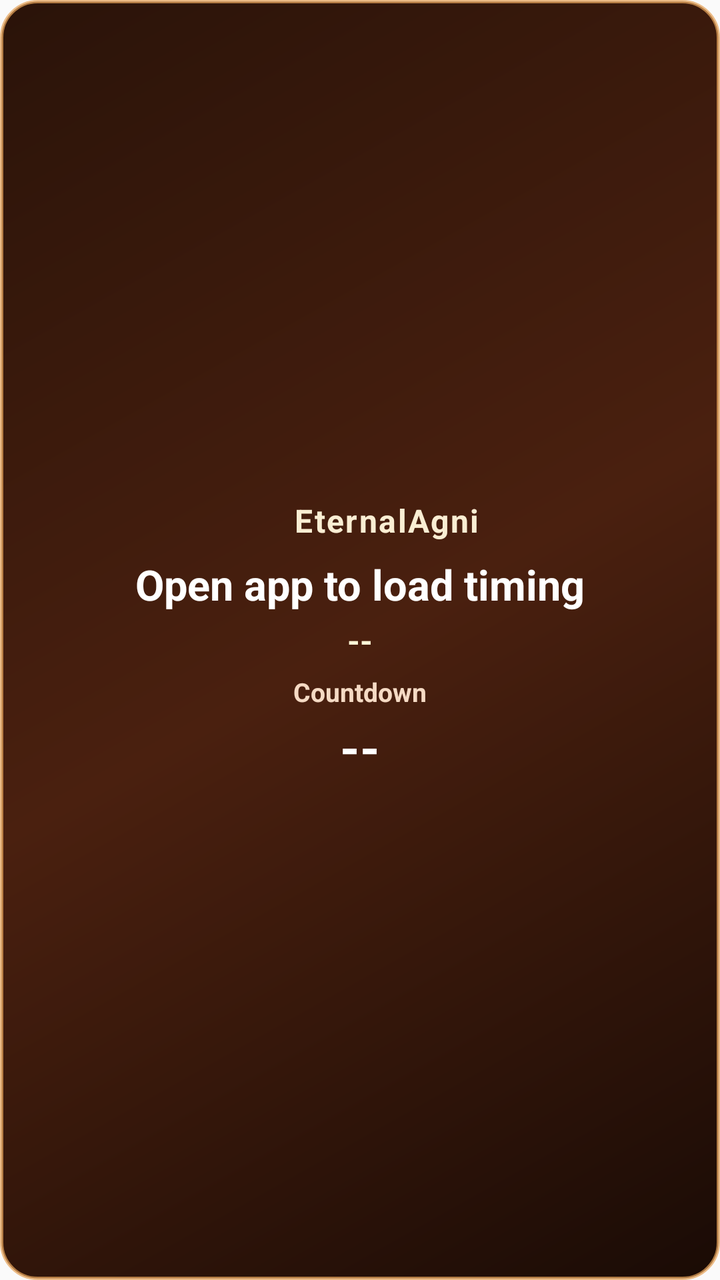
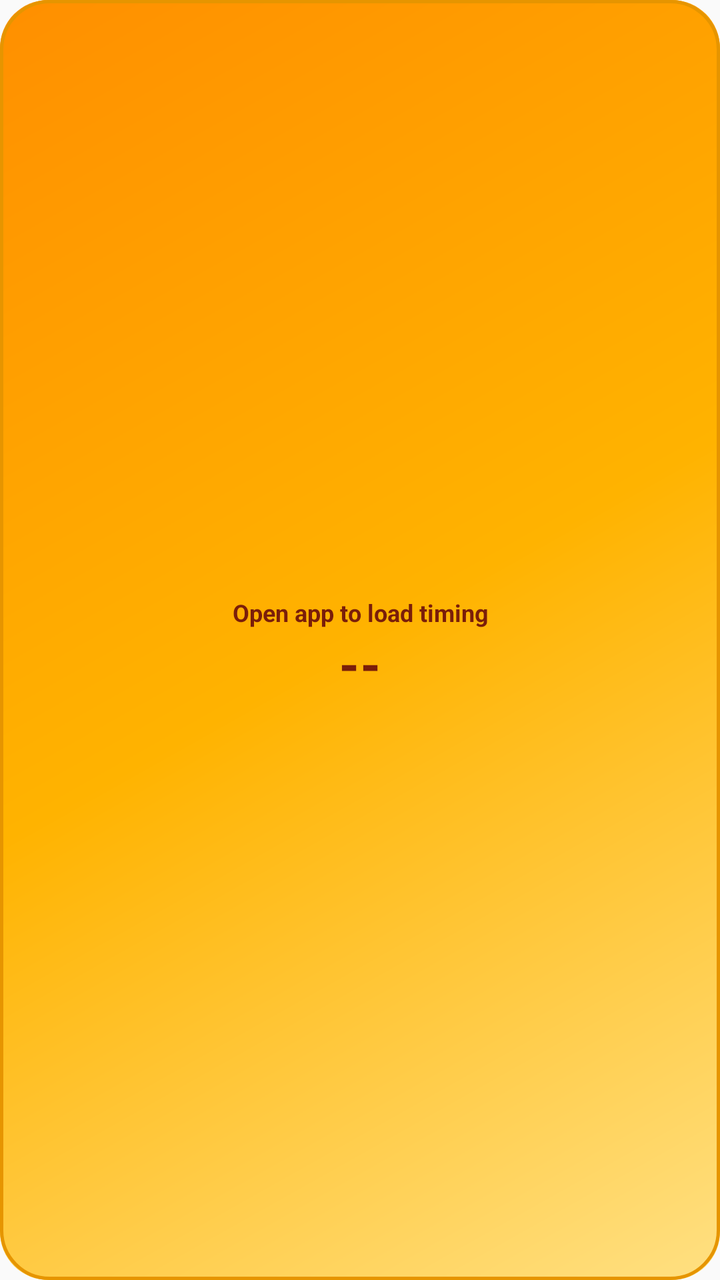

Compare the two renders of this Android layout. The source of the first and the diff that turns it into the second are given below.
<!-- AndroidManifest.xml: application theme AppTheme -->
<!-- res/layout/agnihotra_widget.xml -->
<?xml version="1.0" encoding="utf-8"?>
<LinearLayout xmlns:android="http://schemas.android.com/apk/res/android"
    android:id="@+id/widget_root"
    android:layout_width="match_parent"
    android:layout_height="match_parent"
    android:orientation="vertical"
    android:gravity="center"
    android:paddingStart="14dp"
    android:paddingEnd="14dp"
    android:paddingTop="8dp"
    android:paddingBottom="8dp"
    android:background="@drawable/widget_background">

    <LinearLayout
        android:layout_width="match_parent"
        android:layout_height="wrap_content"
        android:orientation="horizontal"
        android:gravity="center"
        android:paddingBottom="2dp">

        <ImageView
            android:id="@+id/widget_logo"
            android:layout_width="20dp"
            android:layout_height="20dp"
            android:src="@mipmap/ic_launcher_round"
            android:contentDescription="@string/widget_logo_desc"
            android:layout_marginEnd="7dp" />

        <TextView
            android:id="@+id/widget_title"
            android:layout_width="wrap_content"
            android:layout_height="wrap_content"
            android:text="@string/widget_title"
            android:textColor="#FFF4D8"
            android:gravity="center"
            android:textSize="16sp"
            android:textStyle="bold"
            android:letterSpacing="0.05"
            android:alpha="0.98" />
    </LinearLayout>

    <TextView
        android:id="@+id/widget_event_label"
        android:layout_width="match_parent"
        android:layout_height="wrap_content"
        android:layout_marginTop="5dp"
        android:text="@string/widget_no_timing"
        android:textColor="#FFFFFFFF"
        android:gravity="center"
        android:textAlignment="center"
        android:textSize="21sp"
        android:textStyle="bold"
        android:maxLines="2" />

    <TextView
        android:id="@+id/widget_event_time"
        android:layout_width="match_parent"
        android:layout_height="wrap_content"
        android:layout_marginTop="3dp"
        android:text="--"
        android:textColor="#FFF8D8"
        android:gravity="center"
        android:textAlignment="center"
        android:textSize="16sp"
        android:textStyle="bold" />

    <TextView
        android:id="@+id/widget_countdown_label"
        android:layout_width="match_parent"
        android:layout_height="wrap_content"
        android:layout_marginTop="6dp"
        android:text="@string/widget_countdown_title"
        android:textColor="#FFE5CF"
        android:gravity="center"
        android:textAlignment="center"
        android:textSize="13sp"
        android:textStyle="bold"
        android:alpha="0.95" />

    <TextView
        android:id="@+id/widget_countdown"
        android:layout_width="match_parent"
        android:layout_height="wrap_content"
        android:layout_marginTop="2dp"
        android:text="--"
        android:textColor="#FFFFFFFF"
        android:gravity="center"
        android:textAlignment="center"
        android:textSize="25sp"
        android:textStyle="bold" />

    <Chronometer
        android:id="@+id/widget_countdown_chronometer"
        android:layout_width="match_parent"
        android:layout_height="wrap_content"
        android:layout_marginTop="2dp"
        android:textColor="#FFFFFFFF"
        android:gravity="center"
        android:textAlignment="center"
        android:textSize="25sp"
        android:textStyle="bold"
        android:visibility="gone" />
</LinearLayout>
<!-- resources referenced by this layout -->
<resources>
  <!-- drawable widget_background (drawable) -->
  <?xml version="1.0" encoding="utf-8"?>
  <shape xmlns:android="http://schemas.android.com/apk/res/android">
      <corners android:radius="18dp" />
      <gradient
          android:angle="315"
          android:startColor="#FF2A1309"
          android:centerColor="#FF4A200F"
          android:endColor="#FF1A0B05" />
      <stroke
          android:width="1.5dp"
          android:color="#B8E7A45A" />
      <padding
          android:left="3dp"
          android:top="3dp"
          android:right="3dp"
          android:bottom="3dp" />
  </shape>
  <!-- mipmap ic_launcher_round (mipmap-anydpi-v26) -->
  <?xml version="1.0" encoding="utf-8"?>
  <adaptive-icon xmlns:android="http://schemas.android.com/apk/res/android">
      <background>
          <inset android:drawable="@mipmap/ic_launcher_background" android:inset="16.7%" />
      </background>
      <foreground>
          <inset android:drawable="@mipmap/ic_launcher_foreground" android:inset="16.7%" />
      </foreground>
  </adaptive-icon>
  <string name="widget_countdown_title">Countdown</string>
  <string name="widget_logo_desc">EternalAgni logo</string>
  <string name="widget_no_timing">Open app to load timing</string>
  <string name="widget_title">EternalAgni</string>
  <style name="AppTheme" parent="Theme.AppCompat.Light.DarkActionBar">
          
          <item name="colorPrimary">@color/colorPrimary</item>
          <item name="colorPrimaryDark">@color/colorPrimaryDark</item>
          <item name="colorAccent">@color/colorAccent</item>
      </style>
</resources>

<!-- the commit's change to res/layout/agnihotra_widget.xml (unified diff, before → after) -->
@@ -5,99 +5,110 @@
     android:layout_height="match_parent"
     android:orientation="vertical"
     android:gravity="center"
-    android:paddingStart="14dp"
-    android:paddingEnd="14dp"
-    android:paddingTop="8dp"
-    android:paddingBottom="8dp"
+    android:paddingStart="10dp"
+    android:paddingEnd="10dp"
+    android:paddingTop="10dp"
+    android:paddingBottom="10dp"
     android:background="@drawable/widget_background">
 
-    <LinearLayout
-        android:layout_width="match_parent"
-        android:layout_height="wrap_content"
-        android:orientation="horizontal"
-        android:gravity="center"
-        android:paddingBottom="2dp">
-
-        <ImageView
-            android:id="@+id/widget_logo"
-            android:layout_width="20dp"
-            android:layout_height="20dp"
-            android:src="@mipmap/ic_launcher_round"
-            android:contentDescription="@string/widget_logo_desc"
-            android:layout_marginEnd="7dp" />
-
-        <TextView
-            android:id="@+id/widget_title"
-            android:layout_width="wrap_content"
-            android:layout_height="wrap_content"
-            android:text="@string/widget_title"
-            android:textColor="#FFF4D8"
-            android:gravity="center"
-            android:textSize="16sp"
-            android:textStyle="bold"
-            android:letterSpacing="0.05"
-            android:alpha="0.98" />
-    </LinearLayout>
+    <ImageView
+        android:id="@+id/widget_event_icon"
+        android:layout_width="26dp"
+        android:layout_height="26dp"
+        android:src="@drawable/ic_widget_sun"
+        android:contentDescription="@string/widget_event_icon_desc"
+        android:visibility="gone" />
 
     <TextView
         android:id="@+id/widget_event_label"
         android:layout_width="match_parent"
         android:layout_height="wrap_content"
-        android:layout_marginTop="5dp"
+        android:layout_marginTop="6dp"
         android:text="@string/widget_no_timing"
-        android:textColor="#FFFFFFFF"
+        android:textColor="@color/widget_ink"
+        android:textSize="12sp"
+        android:textStyle="bold"
         android:gravity="center"
         android:textAlignment="center"
-        android:textSize="21sp"
+        android:maxLines="1"
+        android:ellipsize="end" />
+
+    <TextView
+        android:id="@+id/widget_countdown"
+        android:layout_width="wrap_content"
+        android:layout_height="wrap_content"
+        android:layout_marginTop="4dp"
+        android:text="--"
+        android:textColor="@color/widget_ink"
+        android:textSize="25sp"
         android:textStyle="bold"
-        android:maxLines="2" />
+        android:fontFamily="sans-serif-medium"
+        android:includeFontPadding="false"
+        android:gravity="center"
+        android:textAlignment="center"
+        android:maxLines="1" />
+
+    <Chronometer
+        android:id="@+id/widget_countdown_chronometer"
+        android:layout_width="wrap_content"
+        android:layout_height="wrap_content"
+        android:layout_marginTop="4dp"
+        android:textColor="@color/widget_ink"
+        android:textSize="25sp"
+        android:textStyle="bold"
+        android:fontFamily="sans-serif-medium"
+        android:includeFontPadding="false"
+        android:gravity="center"
+        android:textAlignment="center"
+        android:maxLines="1"
+        android:visibility="gone" />
 
     <TextView
         android:id="@+id/widget_event_time"
         android:layout_width="match_parent"
         android:layout_height="wrap_content"
-        android:layout_marginTop="3dp"
+        android:layout_marginTop="4dp"
         android:text="--"
-        android:textColor="#FFF8D8"
+        android:textColor="@color/widget_ink_soft"
+        android:textSize="12sp"
+        android:textStyle="bold"
         android:gravity="center"
         android:textAlignment="center"
-        android:textSize="16sp"
-        android:textStyle="bold" />
+        android:maxLines="1"
+        android:visibility="gone" />
+
+    <FrameLayout
+        android:id="@+id/widget_event_icon_wrap"
+        android:layout_width="0dp"
+        android:layout_height="0dp"
+        android:visibility="gone" />
 
     <TextView
-        android:id="@+id/widget_countdown_label"
-        android:layout_width="match_parent"
-        android:layout_height="wrap_content"
-        android:layout_marginTop="6dp"
-        android:text="@string/widget_countdown_title"
-        android:textColor="#FFE5CF"
-        android:gravity="center"
-        android:textAlignment="center"
-        android:textSize="13sp"
-        android:textStyle="bold"
-        android:alpha="0.95" />
+        android:id="@+id/widget_event_line"
+        android:layout_width="0dp"
+        android:layout_height="0dp"
+        android:visibility="gone" />
+
+    <ImageView
+        android:id="@+id/widget_logo"
+        android:layout_width="0dp"
+        android:layout_height="0dp"
+        android:visibility="gone"
+        android:contentDescription="@string/widget_logo_desc" />
 
     <TextView
-        android:id="@+id/widget_countdown"
-        android:layout_width="match_parent"
-        android:layout_height="wrap_content"
-        android:layout_marginTop="2dp"
-        android:text="--"
-        android:textColor="#FFFFFFFF"
-        android:gravity="center"
-        android:textAlignment="center"
-        android:textSize="25sp"
-        android:textStyle="bold" />
-
-    <Chronometer
-        android:id="@+id/widget_countdown_chronometer"
-        android:layout_width="match_parent"
-        android:layout_height="wrap_content"
-        android:layout_marginTop="2dp"
-        android:textColor="#FFFFFFFF"
-        android:gravity="center"
-        android:textAlignment="center"
-        android:textSize="25sp"
-        android:textStyle="bold"
+        android:id="@+id/widget_title"
+        android:layout_width="0dp"
+        android:layout_height="0dp"
+        android:visibility="gone" />
+    <TextView
+        android:id="@+id/widget_subtitle"
+        android:layout_width="0dp"
+        android:layout_height="0dp"
+        android:visibility="gone" />
+    <TextView
+        android:id="@+id/widget_countdown_label"
+        android:layout_width="0dp"
+        android:layout_height="0dp"
         android:visibility="gone" />
 </LinearLayout>
<!-- resource entries referenced after the edit -->
@@ -1,42 +1,65 @@
 <!-- resources referenced by this layout -->
 <resources>
+  <color name="widget_ink">#7A1E0A</color>
+  <color name="widget_ink_soft">#A8430F</color>
+  <!-- drawable ic_widget_sun (drawable) -->
+  <?xml version="1.0" encoding="utf-8"?>
+  <vector xmlns:android="http://schemas.android.com/apk/res/android"
+      android:width="24dp"
+      android:height="24dp"
+      android:viewportWidth="24"
+      android:viewportHeight="24">
+  
+      
+      <path
+          android:fillColor="@color/widget_ink"
+          android:pathData="M12.6,2.0 C11.8,3.2 10.7,4.4 10.0,5.8 C8.9,7.7 8.5,9.9 9.4,11.8 C9.9,12.9 10.9,13.5 12.0,13.6 C13.1,13.5 14.2,12.8 14.7,11.7 C15.6,9.7 15.1,7.3 13.9,5.3 C13.3,4.4 12.8,3.4 12.6,2.0 Z" />
+  
+      <path
+          android:fillColor="@color/widget_ink"
+          android:pathData="M7.6,6.8 C6.2,8.2 5.3,10.1 6.0,11.9 C6.4,13.0 7.3,13.7 8.4,13.7 C7.9,12.4 7.7,10.9 8.0,9.4 C8.2,8.4 8.0,7.5 7.6,6.8 Z" />
+  
+      <path
+          android:fillColor="@color/widget_ink"
+          android:pathData="M16.4,6.8 C17.8,8.2 18.7,10.1 18.0,11.9 C17.6,13.0 16.7,13.7 15.6,13.7 C16.1,12.4 16.3,10.9 16.0,9.4 C15.8,8.4 16.0,7.5 16.4,6.8 Z" />
+  
+      <path
+          android:fillColor="@color/widget_ink"
+          android:pathData="M2.4,14.4 L21.6,14.4 L19.6,21.0 L4.4,21.0 Z" />
+  </vector>
   <!-- drawable widget_background (drawable) -->
   <?xml version="1.0" encoding="utf-8"?>
-  <shape xmlns:android="http://schemas.android.com/apk/res/android">
-      <corners android:radius="18dp" />
-      <gradient
-          android:angle="315"
-          android:startColor="#FF2A1309"
-          android:centerColor="#FF4A200F"
-          android:endColor="#FF1A0B05" />
-      <stroke
-          android:width="1.5dp"
-          android:color="#B8E7A45A" />
-      <padding
-          android:left="3dp"
-          android:top="3dp"
-          android:right="3dp"
-          android:bottom="3dp" />
-  </shape>
-  <!-- mipmap ic_launcher_round (mipmap-anydpi-v26) -->
-  <?xml version="1.0" encoding="utf-8"?>
-  <adaptive-icon xmlns:android="http://schemas.android.com/apk/res/android">
-      <background>
-          <inset android:drawable="@mipmap/ic_launcher_background" android:inset="16.7%" />
-      </background>
-      <foreground>
-          <inset android:drawable="@mipmap/ic_launcher_foreground" android:inset="16.7%" />
-      </foreground>
-  </adaptive-icon>
-  <string name="widget_countdown_title">Countdown</string>
+  <layer-list xmlns:android="http://schemas.android.com/apk/res/android">
+      <item>
+          <shape android:shape="rectangle">
+              <corners android:radius="24dp" />
+              <gradient
+                  android:angle="135"
+                  android:startColor="@color/launcher_gold_start"
+                  android:centerColor="@color/launcher_gold_mid"
+                  android:endColor="@color/launcher_gold_end" />
+          </shape>
+      </item>
+      <item>
+          <shape android:shape="rectangle">
+              <corners android:radius="24dp" />
+              <stroke
+                  android:width="1.5dp"
+                  android:color="#E69500" />
+          </shape>
+      </item>
+  </layer-list>
+  <string name="widget_event_icon_desc">Sunrise or sunset</string>
   <string name="widget_logo_desc">EternalAgni logo</string>
   <string name="widget_no_timing">Open app to load timing</string>
-  <string name="widget_title">EternalAgni</string>
   <style name="AppTheme" parent="Theme.AppCompat.Light.DarkActionBar">
           
           <item name="colorPrimary">@color/colorPrimary</item>
           <item name="colorPrimaryDark">@color/colorPrimaryDark</item>
           <item name="colorAccent">@color/colorAccent</item>
       </style>
+  <color name="launcher_gold_start">#FFE082</color>
+  <color name="launcher_gold_mid">#FFB300</color>
+  <color name="launcher_gold_end">#FF8F00</color>
 </resources>
 
